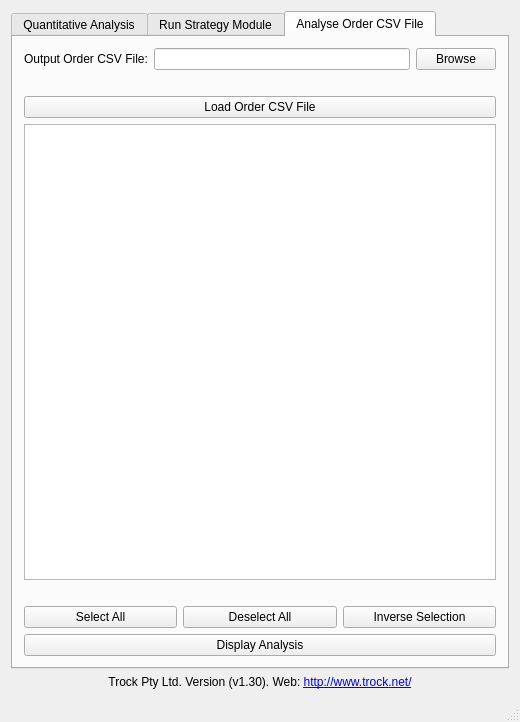
Old version of the form GUI_Mohamamd_2/mainwindow.ui in the repository mobeigi/Algorithmic-Trading.
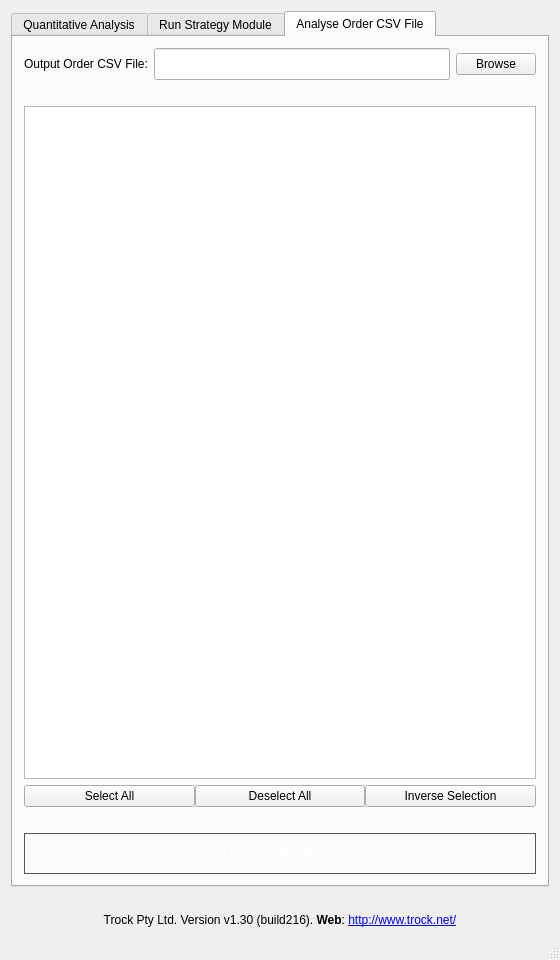
New version of the form. The open tabs and pages were chosen to show the change. Icons and pictures are not drawn.

```diff
--- a/GUI_Mohamamd_2/mainwindow.ui
+++ b/GUI_Mohamamd_2/mainwindow.ui
@@ -6,8 +6,8 @@
    <rect>
     <x>0</x>
     <y>0</y>
-    <width>520</width>
-    <height>722</height>
+    <width>560</width>
+    <height>960</height>
    </rect>
   </property>
   <property name="sizePolicy">
@@ -568,16 +568,51 @@
            </widget>
           </item>
           <item>
-           <widget class="QLineEdit" name="output_csv_location"/>
+           <widget class="QLineEdit" name="output_csv_location">
+            <property name="minimumSize">
+             <size>
+              <width>0</width>
+              <height>32</height>
+             </size>
+            </property>
+            <property name="maximumSize">
+             <size>
+              <width>16000</width>
+              <height>32</height>
+             </size>
+            </property>
+           </widget>
           </item>
           <item>
            <widget class="QPushButton" name="browse_outputcsv">
             <property name="enabled">
              <bool>true</bool>
             </property>
+            <property name="minimumSize">
+             <size>
+              <width>0</width>
+              <height>0</height>
+             </size>
+            </property>
+            <property name="toolTip">
+             <string>Click here to browse for an output order CSV file</string>
+            </property>
+            <property name="styleSheet">
+             <string notr="true"/>
+            </property>
             <property name="text">
              <string>Browse</string>
             </property>
+            <property name="icon">
+             <iconset resource="resources.qrc">
+              <normaloff>:/images/resources/file_csv.png</normaloff>:/images/resources/file_csv.png</iconset>
+            </property>
+            <property name="iconSize">
+             <size>
+              <width>32</width>
+              <height>32</height>
+             </size>
+            </property>
            </widget>
           </item>
          </layout>
@@ -602,70 +637,238 @@
           </item>
          </layout>
         </item>
-        <item>
-         <widget class="QPushButton" name="loadorder_button">
-          <property name="text">
-           <string>Load Order CSV File</string>
-          </property>
-         </widget>
-        </item>
         <item>
          <widget class="QListWidget" name="listWidget"/>
         </item>
         <item>
-         <layout class="QHBoxLayout" name="horizontalLayout_3">
-          <item>
-           <widget class="QLabel" name="analysis_error_msg">
-            <property name="styleSheet">
-             <string notr="true">color: rgb(255, 0, 0);</string>
-            </property>
-            <property name="text">
-             <string/>
-            </property>
-           </widget>
-          </item>
-         </layout>
-        </item>
-        <item>
-         <layout class="QHBoxLayout" name="horizontalLayout_2">
+         <layout class="QHBoxLayout" name="selectionLayout">
+          <property name="spacing">
+           <number>0</number>
+          </property>
           <item>
            <widget class="QPushButton" name="selectall">
+            <property name="toolTip">
+             <string>&lt;html&gt;&lt;head/&gt;&lt;body&gt;&lt;p&gt;Select all equity types.&lt;/p&gt;&lt;/body&gt;&lt;/html&gt;</string>
+            </property>
+            <property name="styleSheet">
+             <string notr="true">#selectionLayout QPushButton {
+background: qradialgradient(cx: 0.3, cy: -0.4,
+fx: 0.3, fy: -0.4,
+radius: 1.35, stop: 0 #fff, stop: 1  rgb(231, 231, 231));
+border: 1px solid #555;
+}
+
+#selectionLayout QPushButton:hover {
+background: qradialgradient(cx: 0.3, cy: -0.4,
+fx: 0.3, fy: -0.4,
+radius: 1.35, stop: 0 #fff, stop: 1  rgb(252, 252, 252));
+border: 1px solid #555;
+}</string>
+            </property>
             <property name="text">
              <string>Select All</string>
             </property>
+            <property name="flat">
+             <bool>false</bool>
+            </property>
            </widget>
           </item>
           <item>
            <widget class="QPushButton" name="deselectall">
+            <property name="toolTip">
+             <string>&lt;html&gt;&lt;head/&gt;&lt;body&gt;&lt;p&gt;Deselect all equity types.&lt;/p&gt;&lt;/body&gt;&lt;/html&gt;</string>
+            </property>
+            <property name="styleSheet">
+             <string notr="true">#selectionLayout QPushButton {
+background: qradialgradient(cx: 0.3, cy: -0.4,
+fx: 0.3, fy: -0.4,
+radius: 1.35, stop: 0 #fff, stop: 1  rgb(231, 231, 231));
+border: 1px solid #555;
+}
+
+#selectionLayout QPushButton:hover {
+background: qradialgradient(cx: 0.3, cy: -0.4,
+fx: 0.3, fy: -0.4,
+radius: 1.35, stop: 0 #fff, stop: 1  rgb(252, 252, 252));
+border: 1px solid #555;
+}</string>
+            </property>
             <property name="text">
              <string>Deselect All</string>
             </property>
+            <property name="flat">
+             <bool>false</bool>
+            </property>
            </widget>
           </item>
           <item>
            <widget class="QPushButton" name="inverseSelection">
+            <property name="toolTip">
+             <string>&lt;html&gt;&lt;head/&gt;&lt;body&gt;&lt;p&gt;Inverse your current selection.&lt;/p&gt;&lt;/body&gt;&lt;/html&gt;</string>
+            </property>
+            <property name="styleSheet">
+             <string notr="true">#selectionLayout QPushButton {
+background: qradialgradient(cx: 0.3, cy: -0.4,
+fx: 0.3, fy: -0.4,
+radius: 1.35, stop: 0 #fff, stop: 1  rgb(231, 231, 231));
+border: 1px solid #555;
+}
+
+#selectionLayout QPushButton:hover {
+background: qradialgradient(cx: 0.3, cy: -0.4,
+fx: 0.3, fy: -0.4,
+radius: 1.35, stop: 0 #fff, stop: 1  rgb(252, 252, 252));
+border: 1px solid #555;
+}</string>
+            </property>
             <property name="text">
              <string>Inverse Selection</string>
             </property>
+            <property name="checkable">
+             <bool>false</bool>
+            </property>
+            <property name="autoRepeat">
+             <bool>false</bool>
+            </property>
+            <property name="autoDefault">
+             <bool>false</bool>
+            </property>
+            <property name="default">
+             <bool>false</bool>
+            </property>
+            <property name="flat">
+             <bool>false</bool>
+            </property>
+           </widget>
+          </item>
+         </layout>
+        </item>
+        <item>
+         <layout class="QHBoxLayout" name="horizontalLayout_3">
+          <item>
+           <widget class="QLabel" name="analysis_error_msg">
+            <property name="styleSheet">
+             <string notr="true">color: rgb(255, 0, 0);</string>
+            </property>
+            <property name="text">
+             <string/>
+            </property>
            </widget>
           </item>
          </layout>
         </item>
         <item>
          <widget class="QPushButton" name="showanalysis_button">
+          <property name="font">
+           <font>
+            <family>Arial</family>
+            <pointsize>-1</pointsize>
+            <underline>false</underline>
+            <strikeout>false</strikeout>
+           </font>
+          </property>
+          <property name="cursor">
+           <cursorShape>PointingHandCursor</cursorShape>
+          </property>
+          <property name="toolTip">
+           <string>&lt;html&gt;&lt;head/&gt;&lt;body&gt;&lt;p&gt;Display analysis results for selected equity types.&lt;/p&gt;&lt;/body&gt;&lt;/html&gt;</string>
+          </property>
+          <property name="styleSheet">
+           <string notr="true">#MainWindow QPushButton {
+background: qradialgradient(cx: 0.3, cy: -0.4,
+fx: 0.3, fy: -0.4,
+radius: 1.35, stop: 0 #fff, stop: 1 #3498db);
+border: 1px solid #555;
+font-family: Arial;
+color: #ffffff;
+font-size: 16px;
+padding: 10px 5px 10px 5px;
+text-decoration: none;
+}
+
+#MainWindow QPushButton:hover {
+background: qradialgradient(cx: 0.3, cy: -0.4,
+fx: 0.3, fy: -0.4,
+radius: 1.35, stop: 0 #fff, stop: 1 #3cb1ff);
+}
+
+#MainWindow QPushButton:pressed {
+background: qradialgradient(cx: 0.3, cy: -0.4,
+fx: 0.3, fy: -0.4,
+radius: 1.35, stop: 0 #fff, stop: 1 #3498db);
+}</string>
+          </property>
           <property name="text">
            <string>Display Analysis</string>
           </property>
+          <property name="icon">
+           <iconset resource="resources.qrc">
+            <normaloff>:/images/resources/displayanalysis.png</normaloff>:/images/resources/displayanalysis.png</iconset>
+          </property>
+          <property name="iconSize">
+           <size>
+            <width>24</width>
+            <height>24</height>
+           </size>
+          </property>
+          <property name="autoDefault">
+           <bool>false</bool>
+          </property>
+          <property name="default">
+           <bool>false</bool>
+          </property>
+          <property name="flat">
+           <bool>false</bool>
+          </property>
          </widget>
         </item>
        </layout>
       </widget>
+     </widget>
+    </item>
+    <item>
+     <layout class="QVBoxLayout" name="verticalLayout_4">
+      <property name="bottomMargin">
+       <number>0</number>
+      </property>
+      <item alignment="Qt::AlignHCenter">
+       <widget class="QLabel" name="logo">
+        <property name="sizePolicy">
+         <sizepolicy hsizetype="Preferred" vsizetype="Preferred">
+          <horstretch>0</horstretch>
+          <verstretch>0</verstretch>
+         </sizepolicy>
+        </property>
+        <property name="maximumSize">
+         <size>
+          <width>300</width>
+          <height>80</height>
+         </size>
+        </property>
+        <property name="styleSheet">
+         <string notr="true"/>
+        </property>
+        <property name="text">
+         <string/>
+        </property>
+        <property name="pixmap">
+         <pixmap resource="resources.qrc">:/images/resources/logo.png</pixmap>
+        </property>
+        <property name="scaledContents">
+         <bool>true</bool>
+        </property>
+        <property name="alignment">
+         <set>Qt::AlignCenter</set>
+        </property>
+        <property name="wordWrap">
+         <bool>false</bool>
+        </property>
      </widget>
     </item>
     <item>
      <widget class="QLabel" name="companylabel">
       <property name="text">
-       <string>&lt;html&gt;&lt;head/&gt;&lt;body&gt;&lt;p align=&quot;center&quot;&gt;Trock Pty Ltd. Version (v1.30). Web: &lt;a href=&quot;http://www.trock.net/&quot;&gt;&lt;span style=&quot; text-decoration: underline; color:#0000ff;&quot;&gt;http://www.trock.net/&lt;/span&gt;&lt;/a&gt;&lt;/p&gt;&lt;/body&gt;&lt;/html&gt;</string>
+         <string>&lt;html&gt;&lt;head/&gt;&lt;body&gt;&lt;p align=&quot;center&quot;&gt;Trock Pty Ltd. Version v1.30 (build216). &lt;span style=&quot; font-weight:600;&quot;&gt;Web&lt;/span&gt;: &lt;a href=&quot;http://www.trock.net/&quot;&gt;&lt;span style=&quot; text-decoration: underline; color:#0000ff;&quot;&gt;http://www.trock.net/&lt;/span&gt;&lt;/a&gt;&lt;/p&gt;&lt;/body&gt;&lt;/html&gt;</string>
       </property>
       <property name="openExternalLinks">
        <bool>true</bool>
@@ -673,6 +876,8 @@
      </widget>
     </item>
    </layout>
+    </item>
+   </layout>
   </widget>
   <widget class="QStatusBar" name="statusBar">
    <property name="enabled">
```
Left out of the diff: 308 changed lines with no effect on the pictures. Lines whose indentation alone changed are shown as unchanged.
